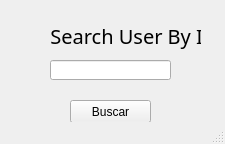
The window that final_version4.0 CRUD/ui_files/search.ui (MelloTonio/Register_Gui_Python) describes before a commit, drawn with Qt 5.
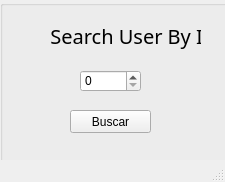
The same window after the commit. Icons and pictures are not drawn.

Diff of the .ui file:
```diff
--- a/final_version4.0 CRUD/ui_files/search.ui
+++ b/final_version4.0 CRUD/ui_files/search.ui
@@ -7,36 +7,28 @@
     <x>0</x>
     <y>0</y>
     <width>225</width>
-    <height>144</height>
+    <height>182</height>
    </rect>
   </property>
   <property name="windowTitle">
    <string>MainWindow</string>
   </property>
   <widget class="QWidget" name="centralwidget">
-   <widget class="QPushButton" name="pushButton">
+   <widget class="QGroupBox" name="groupBox">
     <property name="geometry">
      <rect>
-      <x>70</x>
-      <y>100</y>
-      <width>81</width>
-      <height>23</height>
+      <x>0</x>
+      <y>0</y>
+      <width>231</width>
+      <height>171</height>
      </rect>
     </property>
-    <property name="text">
-     <string>Buscar</string>
+    <property name="styleSheet">
+     <string notr="true">background-image: url(:/newPrefix/sky.jpg);</string>
     </property>
-   </widget>
-   <widget class="QLineEdit" name="lineEdit">
-    <property name="geometry">
-     <rect>
-      <x>50</x>
-      <y>60</y>
-      <width>121</width>
-      <height>20</height>
-     </rect>
+    <property name="title">
+     <string/>
     </property>
-   </widget>
    <widget class="QLabel" name="label">
     <property name="geometry">
      <rect>
@@ -56,6 +48,33 @@
      <string>  Search User By ID</string>
     </property>
    </widget>
+    <widget class="QSpinBox" name="spinBox">
+     <property name="geometry">
+      <rect>
+       <x>80</x>
+       <y>70</y>
+       <width>61</width>
+       <height>22</height>
+      </rect>
+     </property>
+    </widget>
+    <widget class="QPushButton" name="pushButton">
+     <property name="geometry">
+      <rect>
+       <x>70</x>
+       <y>110</y>
+       <width>81</width>
+       <height>23</height>
+      </rect>
+     </property>
+     <property name="styleSheet">
+      <string notr="true">background-image: url(:/newPrefix/soft.jpg);</string>
+     </property>
+     <property name="text">
+      <string>Buscar</string>
+     </property>
+    </widget>
+   </widget>
   </widget>
   <widget class="QStatusBar" name="statusbar"/>
  </widget>
```
Left out of the diff: 6 changed lines with no effect on the pictures. Lines whose indentation alone changed are shown as unchanged.
